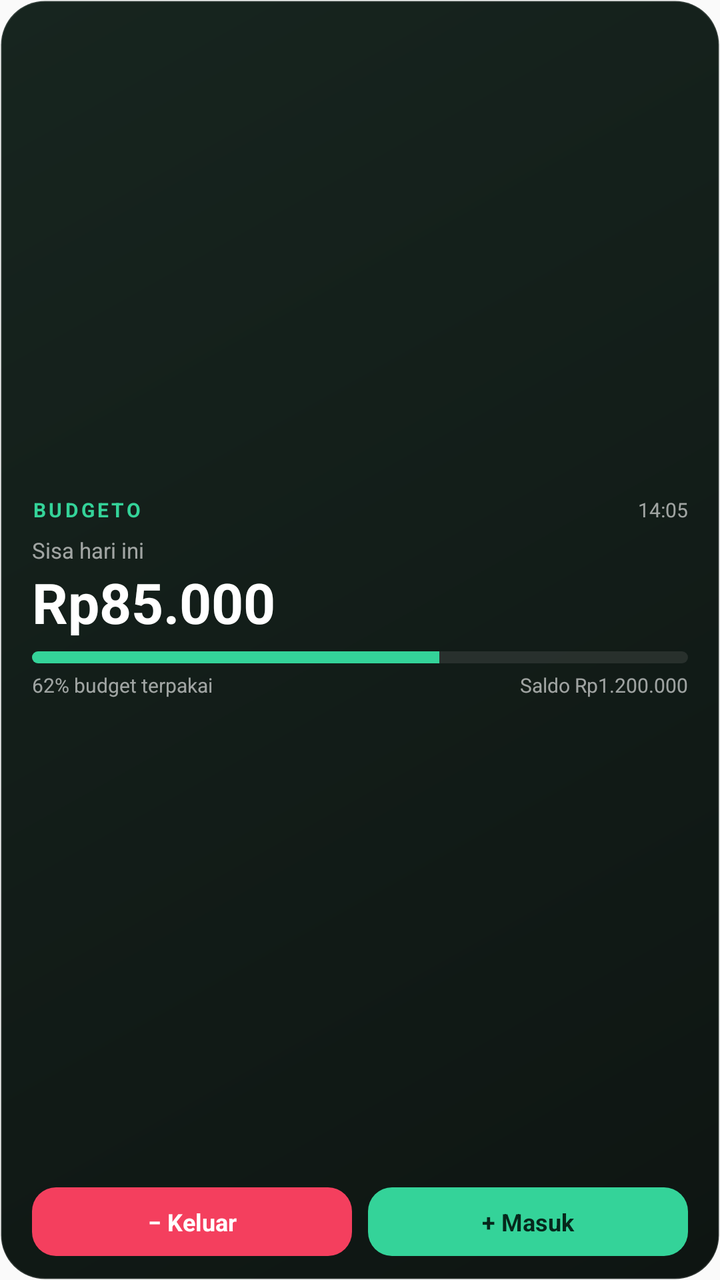
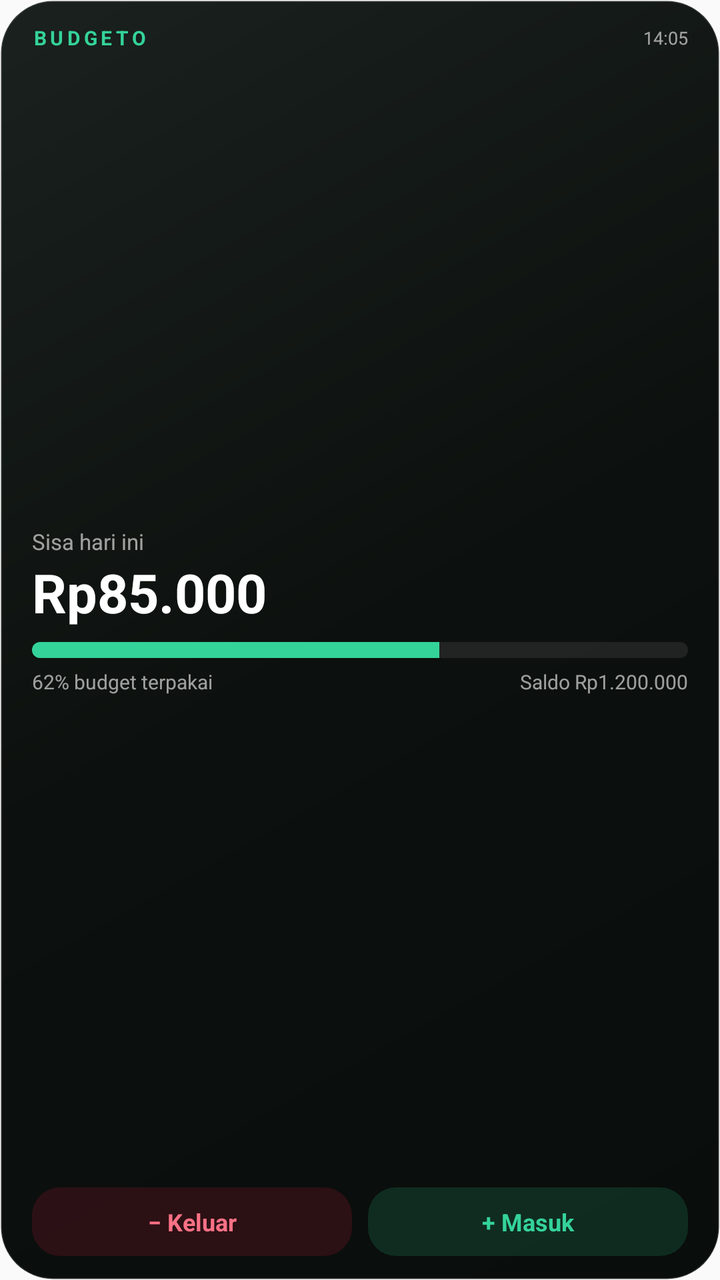

The first picture is an Android layout as it rendered before a commit; the second is the same layout after the commit. The layout source and the unified diff follow.
<!-- AndroidManifest.xml: application theme AppTheme -->
<!-- res/layout/widget_budgeto.xml -->
<?xml version="1.0" encoding="utf-8"?>
<LinearLayout xmlns:android="http://schemas.android.com/apk/res/android"
    android:id="@+id/widget_root"
    android:layout_width="match_parent"
    android:layout_height="match_parent"
    android:orientation="vertical"
    android:background="@drawable/widget_bg"
    android:paddingLeft="16dp"
    android:paddingRight="16dp"
    android:paddingTop="12dp"
    android:paddingBottom="12dp">

    
    <LinearLayout
        android:id="@+id/widget_top"
        android:layout_width="match_parent"
        android:layout_height="0dp"
        android:layout_weight="1"
        android:orientation="vertical"
        android:gravity="center_vertical">

        <LinearLayout
            android:layout_width="match_parent"
            android:layout_height="wrap_content"
            android:orientation="horizontal"
            android:gravity="center_vertical">

            <TextView
                android:id="@+id/widget_brand"
                android:layout_width="0dp"
                android:layout_height="wrap_content"
                android:layout_weight="1"
                android:text="BUDGETO"
                android:textColor="#34D399"
                android:textSize="10sp"
                android:textStyle="bold"
                android:letterSpacing="0.14" />

            <TextView
                android:id="@+id/widget_updated"
                android:layout_width="wrap_content"
                android:layout_height="wrap_content"
                android:text="14:05"
                android:textColor="#99FFFFFF"
                android:textSize="10sp" />
        </LinearLayout>

        <TextView
            android:id="@+id/widget_label"
            android:layout_width="match_parent"
            android:layout_height="wrap_content"
            android:layout_marginTop="6dp"
            android:text="Sisa hari ini"
            android:textColor="#99FFFFFF"
            android:textSize="11sp"
            android:maxLines="1"
            android:ellipsize="end" />

        <TextView
            android:id="@+id/widget_amount"
            android:layout_width="match_parent"
            android:layout_height="wrap_content"
            android:text="Rp85.000"
            android:textColor="#FFFFFF"
            android:textSize="28sp"
            android:textStyle="bold"
            android:maxLines="1"
            android:ellipsize="end" />

        
        <FrameLayout
            android:layout_width="match_parent"
            android:layout_height="wrap_content"
            android:layout_marginTop="6dp">

            <FrameLayout
                android:id="@+id/widget_bar_space"
                android:layout_width="match_parent"
                android:layout_height="6dp"
                android:visibility="gone" />

            <ProgressBar
                android:id="@+id/widget_bar_ok"
                style="?android:attr/progressBarStyleHorizontal"
                android:layout_width="match_parent"
                android:layout_height="6dp"
                android:max="100"
                android:progress="62"
                android:progressDrawable="@drawable/widget_progress_ok" />

            <ProgressBar
                android:id="@+id/widget_bar_warn"
                style="?android:attr/progressBarStyleHorizontal"
                android:layout_width="match_parent"
                android:layout_height="6dp"
                android:max="100"
                android:progress="0"
                android:visibility="gone"
                android:progressDrawable="@drawable/widget_progress_warn" />

            <ProgressBar
                android:id="@+id/widget_bar_bad"
                style="?android:attr/progressBarStyleHorizontal"
                android:layout_width="match_parent"
                android:layout_height="6dp"
                android:max="100"
                android:progress="0"
                android:visibility="gone"
                android:progressDrawable="@drawable/widget_progress_bad" />
        </FrameLayout>

        <LinearLayout
            android:layout_width="match_parent"
            android:layout_height="wrap_content"
            android:layout_marginTop="4dp"
            android:orientation="horizontal">

            <TextView
                android:id="@+id/widget_meta_left"
                android:layout_width="0dp"
                android:layout_height="wrap_content"
                android:layout_weight="1"
                android:text="62% budget terpakai"
                android:textColor="#99FFFFFF"
                android:textSize="10sp"
                android:maxLines="1"
                android:ellipsize="end" />

            <TextView
                android:id="@+id/widget_meta_right"
                android:layout_width="wrap_content"
                android:layout_height="wrap_content"
                android:layout_marginStart="8dp"
                android:text="Saldo Rp1.200.000"
                android:textColor="#99FFFFFF"
                android:textSize="10sp"
                android:maxLines="1" />
        </LinearLayout>
    </LinearLayout>

    
    <LinearLayout
        android:layout_width="match_parent"
        android:layout_height="wrap_content"
        android:orientation="horizontal"
        android:layout_marginTop="8dp">

        <TextView
            android:id="@+id/widget_btn_expense"
            android:layout_width="0dp"
            android:layout_height="wrap_content"
            android:layout_weight="1"
            android:layout_marginEnd="4dp"
            android:background="@drawable/widget_btn_expense"
            android:gravity="center"
            android:paddingTop="9dp"
            android:paddingBottom="9dp"
            android:text="− Keluar"
            android:textColor="#FFFFFF"
            android:textSize="12sp"
            android:textStyle="bold" />

        <TextView
            android:id="@+id/widget_btn_income"
            android:layout_width="0dp"
            android:layout_height="wrap_content"
            android:layout_weight="1"
            android:layout_marginStart="4dp"
            android:background="@drawable/widget_btn_income"
            android:gravity="center"
            android:paddingTop="9dp"
            android:paddingBottom="9dp"
            android:text="+ Masuk"
            android:textColor="#06281C"
            android:textSize="12sp"
            android:textStyle="bold" />
    </LinearLayout>
</LinearLayout>
<!-- resources referenced by this layout -->
<resources>
  <!-- drawable widget_bg (drawable) -->
  <?xml version="1.0" encoding="utf-8"?>
  <shape xmlns:android="http://schemas.android.com/apk/res/android" android:shape="rectangle">
      <gradient
          android:angle="135"
          android:startColor="#0E1512"
          android:endColor="#17251F"
          android:type="linear" />
      <corners android:radius="22dp" />
      <stroke android:width="1dp" android:color="#22FFFFFF" />
  </shape>
  <!-- drawable widget_btn_expense (drawable) -->
  <?xml version="1.0" encoding="utf-8"?>
  <shape xmlns:android="http://schemas.android.com/apk/res/android" android:shape="rectangle">
      <solid android:color="#F43F5E" />
      <corners android:radius="12dp" />
  </shape>
  <!-- drawable widget_btn_income (drawable) -->
  <?xml version="1.0" encoding="utf-8"?>
  <shape xmlns:android="http://schemas.android.com/apk/res/android" android:shape="rectangle">
      <solid android:color="#34D399" />
      <corners android:radius="12dp" />
  </shape>
  <!-- drawable widget_progress_bad (drawable) -->
  <?xml version="1.0" encoding="utf-8"?>
  <layer-list xmlns:android="http://schemas.android.com/apk/res/android">
      <item android:id="@android:id/background">
          <shape android:shape="rectangle">
              <solid android:color="#33808080" />
              <corners android:radius="3dp" />
          </shape>
      </item>
      <item android:id="@android:id/progress">
          <clip>
              <shape android:shape="rectangle">
                  <solid android:color="#F43F5E" />
                  <corners android:radius="3dp" />
              </shape>
          </clip>
      </item>
  </layer-list>
  <!-- drawable widget_progress_ok (drawable) -->
  <?xml version="1.0" encoding="utf-8"?>
  <layer-list xmlns:android="http://schemas.android.com/apk/res/android">
      <item android:id="@android:id/background">
          <shape android:shape="rectangle">
              <solid android:color="#33808080" />
              <corners android:radius="3dp" />
          </shape>
      </item>
      <item android:id="@android:id/progress">
          <clip>
              <shape android:shape="rectangle">
                  <solid android:color="#34D399" />
                  <corners android:radius="3dp" />
              </shape>
          </clip>
      </item>
  </layer-list>
  <!-- drawable widget_progress_warn (drawable) -->
  <?xml version="1.0" encoding="utf-8"?>
  <layer-list xmlns:android="http://schemas.android.com/apk/res/android">
      <item android:id="@android:id/background">
          <shape android:shape="rectangle">
              <solid android:color="#33808080" />
              <corners android:radius="3dp" />
          </shape>
      </item>
      <item android:id="@android:id/progress">
          <clip>
              <shape android:shape="rectangle">
                  <solid android:color="#FBBF24" />
                  <corners android:radius="3dp" />
              </shape>
          </clip>
      </item>
  </layer-list>
  <style name="AppTheme" parent="Theme.AppCompat.Light.DarkActionBar">
          
          <item name="colorPrimary">@color/colorPrimary</item>
          <item name="colorPrimaryDark">@color/colorPrimaryDark</item>
          <item name="colorAccent">@color/colorAccent</item>
      </style>
</resources>

<!-- the commit's change to res/layout/widget_budgeto.xml (unified diff, before → after) -->
@@ -4,11 +4,38 @@
     android:layout_width="match_parent"
     android:layout_height="match_parent"
     android:orientation="vertical"
-    android:background="@drawable/widget_bg"
+    android:background="@drawable/widget_bg_emerald_dark"
     android:paddingLeft="16dp"
     android:paddingRight="16dp"
     android:paddingTop="12dp"
     android:paddingBottom="12dp">
+
+    
+    <LinearLayout
+        android:layout_width="match_parent"
+        android:layout_height="wrap_content"
+        android:orientation="horizontal"
+        android:gravity="center_vertical">
+
+        <TextView
+            android:id="@+id/widget_brand"
+            android:layout_width="0dp"
+            android:layout_height="wrap_content"
+            android:layout_weight="1"
+            android:text="BUDGETO"
+            android:textColor="#34D399"
+            android:textSize="10sp"
+            android:textStyle="bold"
+            android:letterSpacing="0.18" />
+
+        <TextView
+            android:id="@+id/widget_updated"
+            android:layout_width="wrap_content"
+            android:layout_height="wrap_content"
+            android:text="14:05"
+            android:textColor="#99FFFFFF"
+            android:textSize="9sp" />
+    </LinearLayout>
 
     
     <LinearLayout
@@ -19,37 +46,10 @@
         android:orientation="vertical"
         android:gravity="center_vertical">
 
-        <LinearLayout
-            android:layout_width="match_parent"
-            android:layout_height="wrap_content"
-            android:orientation="horizontal"
-            android:gravity="center_vertical">
-
-            <TextView
-                android:id="@+id/widget_brand"
-                android:layout_width="0dp"
-                android:layout_height="wrap_content"
-                android:layout_weight="1"
-                android:text="BUDGETO"
-                android:textColor="#34D399"
-                android:textSize="10sp"
-                android:textStyle="bold"
-                android:letterSpacing="0.14" />
-
-            <TextView
-                android:id="@+id/widget_updated"
-                android:layout_width="wrap_content"
-                android:layout_height="wrap_content"
-                android:text="14:05"
-                android:textColor="#99FFFFFF"
-                android:textSize="10sp" />
-        </LinearLayout>
-
         <TextView
             android:id="@+id/widget_label"
             android:layout_width="match_parent"
             android:layout_height="wrap_content"
-            android:layout_marginTop="6dp"
             android:text="Sisa hari ini"
             android:textColor="#99FFFFFF"
             android:textSize="11sp"
@@ -62,7 +62,7 @@
             android:layout_height="wrap_content"
             android:text="Rp85.000"
             android:textColor="#FFFFFF"
-            android:textSize="28sp"
+            android:textSize="27sp"
             android:textStyle="bold"
             android:maxLines="1"
             android:ellipsize="end" />
@@ -71,19 +71,19 @@
         <FrameLayout
             android:layout_width="match_parent"
             android:layout_height="wrap_content"
-            android:layout_marginTop="6dp">
+            android:layout_marginTop="7dp">
 
             <FrameLayout
                 android:id="@+id/widget_bar_space"
                 android:layout_width="match_parent"
-                android:layout_height="6dp"
+                android:layout_height="8dp"
                 android:visibility="gone" />
 
             <ProgressBar
                 android:id="@+id/widget_bar_ok"
                 style="?android:attr/progressBarStyleHorizontal"
                 android:layout_width="match_parent"
-                android:layout_height="6dp"
+                android:layout_height="8dp"
                 android:max="100"
                 android:progress="62"
                 android:progressDrawable="@drawable/widget_progress_ok" />
@@ -92,7 +92,7 @@
                 android:id="@+id/widget_bar_warn"
                 style="?android:attr/progressBarStyleHorizontal"
                 android:layout_width="match_parent"
-                android:layout_height="6dp"
+                android:layout_height="8dp"
                 android:max="100"
                 android:progress="0"
                 android:visibility="gone"
@@ -102,7 +102,7 @@
                 android:id="@+id/widget_bar_bad"
                 style="?android:attr/progressBarStyleHorizontal"
                 android:layout_width="match_parent"
-                android:layout_height="6dp"
+                android:layout_height="8dp"
                 android:max="100"
                 android:progress="0"
                 android:visibility="gone"
@@ -112,7 +112,7 @@
         <LinearLayout
             android:layout_width="match_parent"
             android:layout_height="wrap_content"
-            android:layout_marginTop="4dp"
+            android:layout_marginTop="5dp"
             android:orientation="horizontal">
 
             <TextView
@@ -156,7 +156,7 @@
             android:paddingTop="9dp"
             android:paddingBottom="9dp"
             android:text="− Keluar"
-            android:textColor="#FFFFFF"
+            android:textColor="#FB7185"
             android:textSize="12sp"
             android:textStyle="bold" />
 
@@ -171,7 +171,7 @@
             android:paddingTop="9dp"
             android:paddingBottom="9dp"
             android:text="+ Masuk"
-            android:textColor="#06281C"
+            android:textColor="#34D399"
             android:textSize="12sp"
             android:textStyle="bold" />
     </LinearLayout>
<!-- resource entries referenced after the edit -->
@@ -1,42 +1,43 @@
 <!-- resources referenced by this layout -->
 <resources>
-  <!-- drawable widget_bg (drawable) -->
+  <!-- drawable widget_bg_emerald_dark (drawable) -->
   <?xml version="1.0" encoding="utf-8"?>
   <shape xmlns:android="http://schemas.android.com/apk/res/android" android:shape="rectangle">
       <gradient
           android:angle="135"
-          android:startColor="#0E1512"
-          android:endColor="#17251F"
+          android:startColor="#090D0B"
+          android:centerColor="#0C100E"
+          android:endColor="#1A211E"
           android:type="linear" />
-      <corners android:radius="22dp" />
-      <stroke android:width="1dp" android:color="#22FFFFFF" />
+      <corners android:radius="26dp" />
+      <stroke android:width="1dp" android:color="#26FFFFFF" />
   </shape>
   <!-- drawable widget_btn_expense (drawable) -->
   <?xml version="1.0" encoding="utf-8"?>
   <shape xmlns:android="http://schemas.android.com/apk/res/android" android:shape="rectangle">
-      <solid android:color="#F43F5E" />
-      <corners android:radius="12dp" />
+      <solid android:color="#26E11D48" />
+      <corners android:radius="14dp" />
   </shape>
   <!-- drawable widget_btn_income (drawable) -->
   <?xml version="1.0" encoding="utf-8"?>
   <shape xmlns:android="http://schemas.android.com/apk/res/android" android:shape="rectangle">
-      <solid android:color="#34D399" />
-      <corners android:radius="12dp" />
+      <solid android:color="#2634D399" />
+      <corners android:radius="14dp" />
   </shape>
   <!-- drawable widget_progress_bad (drawable) -->
   <?xml version="1.0" encoding="utf-8"?>
   <layer-list xmlns:android="http://schemas.android.com/apk/res/android">
       <item android:id="@android:id/background">
           <shape android:shape="rectangle">
-              <solid android:color="#33808080" />
-              <corners android:radius="3dp" />
+              <solid android:color="#2E808080" />
+              <corners android:radius="4dp" />
           </shape>
       </item>
       <item android:id="@android:id/progress">
           <clip>
               <shape android:shape="rectangle">
-                  <solid android:color="#F43F5E" />
-                  <corners android:radius="3dp" />
+                  <solid android:color="#F87171" />
+                  <corners android:radius="4dp" />
               </shape>
           </clip>
       </item>
@@ -46,15 +47,15 @@
   <layer-list xmlns:android="http://schemas.android.com/apk/res/android">
       <item android:id="@android:id/background">
           <shape android:shape="rectangle">
-              <solid android:color="#33808080" />
-              <corners android:radius="3dp" />
+              <solid android:color="#2E808080" />
+              <corners android:radius="4dp" />
           </shape>
       </item>
       <item android:id="@android:id/progress">
           <clip>
               <shape android:shape="rectangle">
                   <solid android:color="#34D399" />
-                  <corners android:radius="3dp" />
+                  <corners android:radius="4dp" />
               </shape>
           </clip>
       </item>
@@ -64,15 +65,15 @@
   <layer-list xmlns:android="http://schemas.android.com/apk/res/android">
       <item android:id="@android:id/background">
           <shape android:shape="rectangle">
-              <solid android:color="#33808080" />
-              <corners android:radius="3dp" />
+              <solid android:color="#2E808080" />
+              <corners android:radius="4dp" />
           </shape>
       </item>
       <item android:id="@android:id/progress">
           <clip>
               <shape android:shape="rectangle">
                   <solid android:color="#FBBF24" />
-                  <corners android:radius="3dp" />
+                  <corners android:radius="4dp" />
               </shape>
           </clip>
       </item>
